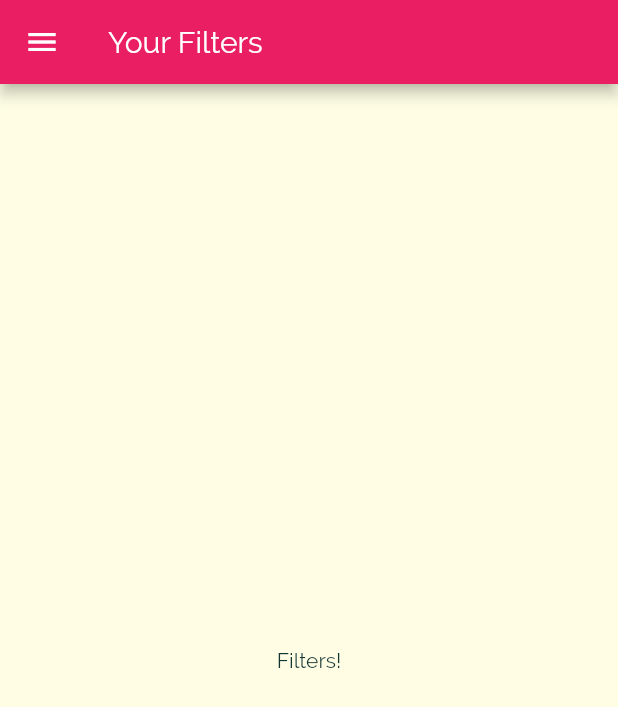
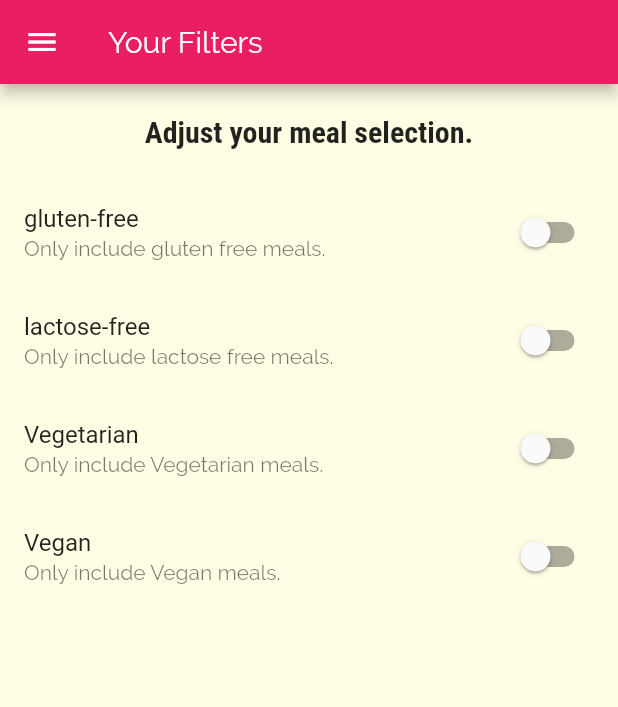
Before and after one commit to TammamKhalaf/Daily_Recipes, a Flutter app: the FiltersScreen screen opened by its route, on a phone screen of 412 x 824 dp. Shown: the top 707 px of the screen. Run offline on Flutter 3.47's test engine with Material 2 defaults, Android fonts, the phone set to English and light mode, and no system bars.

Commit message:
adding filter switches

```diff
--- a/lib/screens/filters_screen.dart
+++ b/lib/screens/filters_screen.dart
@@ -2,9 +2,27 @@
 import 'package:flutter/cupertino.dart';
 import 'package:flutter/material.dart';
 
-class FiltersScreen extends StatelessWidget {
+class FiltersScreen extends StatefulWidget {
+  static const routeName = '/filters';
 
-  static const routeName = '/filters';
+  @override
+  _FiltersScreenState createState() => _FiltersScreenState();
+}
+
+class _FiltersScreenState extends State<FiltersScreen> {
+  bool _glutenFree = false;
+  bool _lactoseFree = false;
+  bool _vegan = false;
+  bool _vegetarian = false;
+
+  Widget _buildSwitchListTile(String title, String description,
+      bool currentValue, Function updateValue) {
+    return SwitchListTile(
+        title: Text(title),
+        value: currentValue,
+        subtitle: Text(description),
+        onChanged: updateValue);
+  }
 
   @override
   Widget build(BuildContext context) {
@@ -13,8 +31,49 @@
         title: Text('Your Filters'),
       ),
       drawer: MainDrawer(),
-      body: Center(
-        child: Text('Filters!'),
+      body: Column(
+        children: [
+          Container(
+            padding: EdgeInsets.all(20),
+            child: Text(
+              'Adjust your meal selection.',
+              style: Theme.of(context).textTheme.title,
+            ),
+          ),
+          Expanded(
+            child: ListView(
+              children: [
+                _buildSwitchListTile('gluten-free',
+                    'Only include gluten free meals.', _glutenFree, (newValue) {
+                  setState(() {
+                    _glutenFree = newValue;
+                  });
+                }),
+                _buildSwitchListTile(
+                    'lactose-free',
+                    'Only include lactose free meals.',
+                    _lactoseFree, (newValue) {
+                  setState(() {
+                    _lactoseFree = newValue;
+                  });
+                }),
+                _buildSwitchListTile(
+                    'Vegetarian', 'Only include Vegetarian meals.', _vegetarian,
+                    (newValue) {
+                  setState(() {
+                    _vegetarian = newValue;
+                  });
+                }),
+                _buildSwitchListTile(
+                    'Vegan', 'Only include Vegan meals.', _vegan, (newValue) {
+                  setState(() {
+                    _vegan = newValue;
+                  });
+                }),
+              ], //<widget>[]
+            ),
+          ),
+        ], // <widget>[]
       ),
     );
   }
```
Also changed, not shown: 1 other file.
